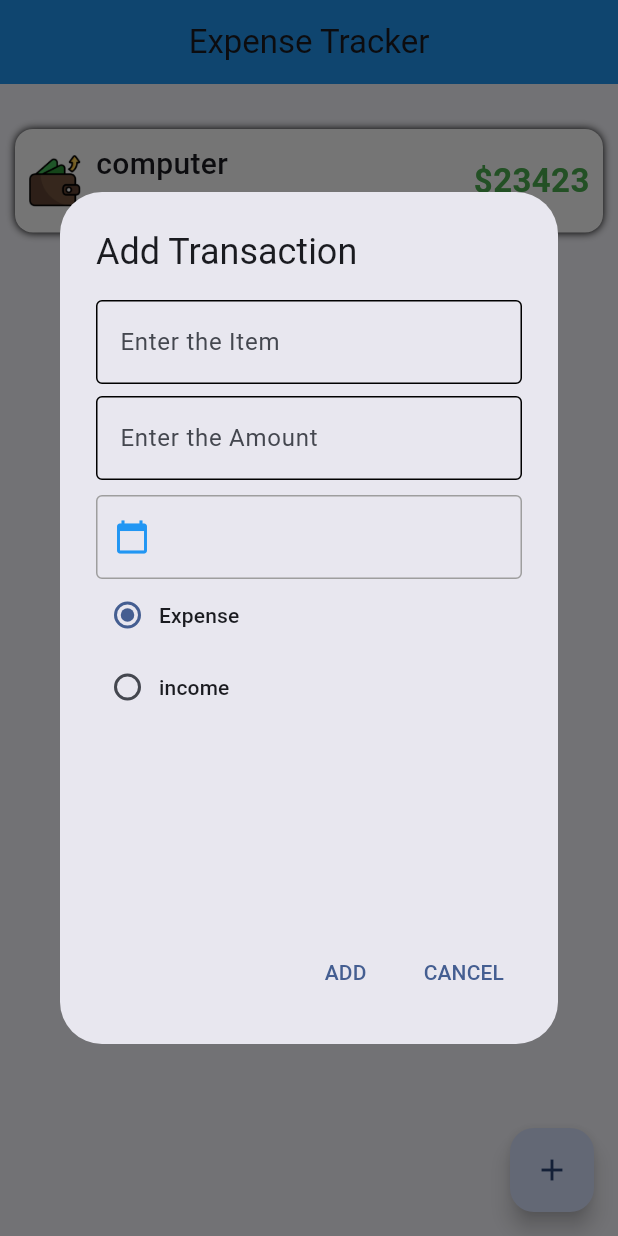
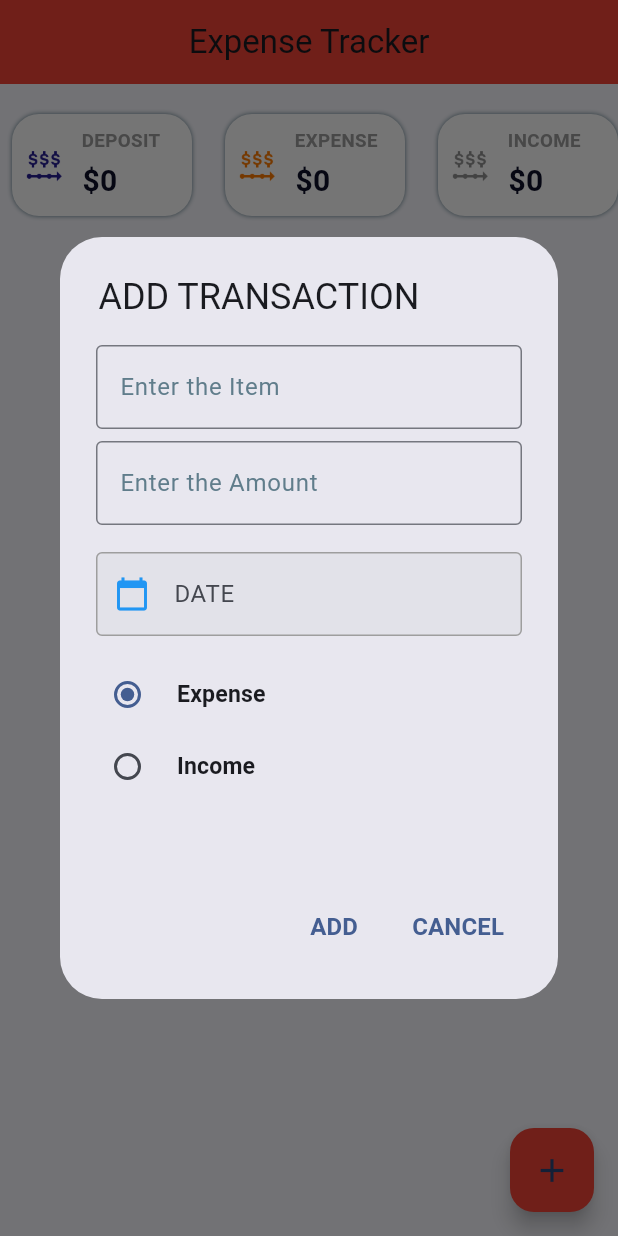
Before and after one commit to Stovakx/expense_tracker, a Flutter app: the screen it shows after launch, after a tap on the "add" icon, on a phone screen of 412 x 824 dp. Run offline on Flutter 3.47's test engine with Material 3 defaults, Android fonts, the phone set to English and light mode, and no system bars.

Commit message:
refactoring
Widgets for add_transaction_dialog, fund_condition, radio_menu_button, images for fund_transaction

```diff
--- a/lib/screens/home_page.dart
+++ b/lib/screens/home_page.dart
@@ -1,7 +1,8 @@
+import 'package:expense_tracker/widgets/add_transaction_dialog.dart';
+import 'package:flutter/material.dart';
 import 'package:expense_tracker/models/expense_model.dart';
+import 'package:expense_tracker/widgets/fund_condition.dart';
 import 'package:expense_tracker/widgets/item.dart';
-import 'package:flutter/material.dart';
-import 'package:intl/intl.dart';
 
 class HomePage extends StatefulWidget {
   const HomePage({Key? key}) : super(key: key);
@@ -10,191 +11,131 @@ class HomePage extends StatefulWidget {
   State<HomePage> createState() => _HomePageState();
 }
 
-//listy bych mohl mít v utils složce
-List<String> options = [
-  "expense",
-  "income",
-];
-
-List items = [
-  ExpenseModel(
-      item: "computer", amount: 23423, date: DateTime.now(), isIncome: true)
-];
-
 class _HomePageState extends State<HomePage> {
-  final itemController = TextEditingController();
-  final amountController = TextEditingController();
-  final dateController = TextEditingController();
-  String currentOption = options[0];
-  DateTime? pickedDate;
-  int deposit = 0;
+  final List<String> options = ["expense", "income"];
+  final List<ExpenseModel> expenses = [];
+  final TextEditingController itemController = TextEditingController();
+  final TextEditingController amountController = TextEditingController();
+  final TextEditingController dateController = TextEditingController();
+  int totalMoney = 0;
   int spentMoney = 0;
   int income = 0;
+  DateTime? pickedDate;
+  String currentOption = "expense";
 
   @override
   Widget build(BuildContext context) {
     return Scaffold(
+      resizeToAvoidBottomInset: false,
+      floatingActionButton: FloatingActionButton(
+        backgroundColor: Colors.red,
+        onPressed: _showAddTransactionDialog,
+        child: const Icon(Icons.add, size: 26),
+      ),
       appBar: AppBar(
         title: const Text("Expense Tracker"),
         centerTitle: true,
-        backgroundColor: Colors.blue,
+        backgroundColor: Colors.red.shade500,
         elevation: 0,
       ),
-      resizeToAvoidBottomInset: false,
-      floatingActionButton: FloatingActionButton(
-        onPressed: () {
-          showDialog(
-              context: context,
-              builder: (context) {
-                return SizedBox(
-                  height: 400,
-                  child: AlertDialog(
-                    title: const Text('Add Transaction'),
-                    actions: [
-                      TextButton(
-                          onPressed: () {
-                             int convertedAmount =
-                                int.parse(amountController.text);
-                            final expenseModel = ExpenseModel(
-                                item: itemController.text,
-                                amount: convertedAmount,
-                                date: pickedDate!,
-                                isIncome: currentOption == "income" ? true : false);
-
-                            items.add(expenseModel);
-                            Navigator.pop(context);
-                            itemController.clear();
-                            amountController.clear();
-                            dateController.clear();
-                            setState(() {});
+      body: Padding(
+        padding: const EdgeInsets.only(top: 20),
+        child: Column(
+          crossAxisAlignment: CrossAxisAlignment.center,
+          children: [
+            Row(
+              mainAxisAlignment: MainAxisAlignment.spaceBetween,
+              children: [
+                _buildFundCondition(type: "DEPOSIT", amount: "$totalMoney", icon: "blue"),
+                _buildFundCondition(type: "EXPENSE", amount: "$spentMoney", icon: "orange"),
+                _buildFundCondition(type: "INCOME", amount: "$income", icon: "grey"),
+              ],
+            ),
+            const SizedBox(height: 14),
+            Expanded(
+              child: ListView.builder(
+                itemCount: expenses.length,
+                itemBuilder: (context, index) {
+                  return GestureDetector(
+                    onTap: () => _showDeleteConfirmationDialog(expenses[index]),
+                    child: Item(
+                      expense: expenses[index],
+                      onDelete: () => _deleteExpense(index),
+                    ),
+                  );
                 },
-                          child: const Text("ADD")),
-                      TextButton(
-                          onPressed: () {
-                            Navigator.pop(context);
-                            itemController.clear();
-                            amountController.clear();
-                            dateController.clear();
-                          },
-                          child: const Text("CANCEL"))
-                    ],
-                    content: SizedBox(
-                      height: 400,
-                      width: 350,
-                      child: Column(
-                        children: [
-                          TextField(
-                            controller: itemController,
-                            decoration: const InputDecoration(
-                              hintText: "Enter the Item",
-                              enabledBorder: OutlineInputBorder(),
-                              focusedBorder: OutlineInputBorder(),
               ),
             ),
-                          const SizedBox(height: 8),
-                          TextField(
-                            controller: amountController,
-                            decoration: const InputDecoration(
-                              hintText: "Enter the Amount",
-                              enabledBorder: OutlineInputBorder(),
-                              focusedBorder: OutlineInputBorder(),
-                            ),
-                          ),
-                          const SizedBox(height: 10),
-                          TextField(
-                            onTap: () async {
-                              pickedDate = await showDatePicker(
-                                  context: context,
-                                  firstDate: DateTime(2000),
-                                  lastDate: DateTime(2100),
-                                  initialDate: DateTime.now());
-                              String convertedDate =
-                                  DateFormat.yMMMMd().format(pickedDate!);
-                              dateController.text = convertedDate;
-                              setState(() {});
-                            },
-                            controller: dateController,
-                            readOnly: true,
-                            decoration: const InputDecoration(
-                                prefixIcon: Icon(Icons.calendar_today),
-                                prefixIconColor: Colors.blue,
-                                enabledBorder: OutlineInputBorder(
-                                    borderSide: BorderSide(color: Colors.grey)),
-                                focusedBorder: OutlineInputBorder(
-                                    borderSide:
-                                        BorderSide(color: Colors.blue))),
-                          ),
-                          RadioMenuButton(
-                              value: options[0],
-                              groupValue: currentOption,
-                              onChanged: (expense) {
-                                currentOption = expense.toString();
-                              },
-                              child: const Text("Expense")),
-                          RadioMenuButton(
-                              value: options[1],
-                              groupValue: currentOption,
-                              onChanged: (income) {
-                                currentOption = income.toString();
-                              },
-                              child: const Text("income"))
           ],
         ),
       ),
+    );
+  }
+
+  void _showAddTransactionDialog() {
+    showDialog(
+      context: context,
+      builder: (context) => AddTransactionDialog(
+        options: options,
+        onAddTransaction: _addTransaction,
       ),
     );
-              });
-        },
-        child: const Icon(Icons.add),
-      ),
-      body: SafeArea(
-          child: Padding(
-        padding: const EdgeInsets.only(top: 14),
-        child: Column(
-          crossAxisAlignment: CrossAxisAlignment.center,
-          children: [
-            const SizedBox(
-              height: 6,
-            ),
-            Expanded(
-                child: ListView.builder(
-              itemCount: items.length,
-              itemBuilder: (context, index) {
-                return GestureDetector(
-                  onTap: () {
+  }
+
+  void _addTransaction(ExpenseModel expense) {
+    expenses.add(expense);
+    if (expense.isIncome) {
+      income += expense.amount;
+      totalMoney += expense.amount;
+    } else {
+      spentMoney += expense.amount;
+      totalMoney -= expense.amount;
+    }
+    setState(() {});
+  }
+
+  void _deleteExpense(int index) {
+    final myExpense = expenses[index];
+    if (myExpense.isIncome) {
+      income -= myExpense.amount;
+      totalMoney -= myExpense.amount;
+    } else {
+      spentMoney -= myExpense.amount;
+      totalMoney += myExpense.amount;
+    }
+    expenses.remove(myExpense);
+    setState(() {});
+  }
+
+  void _showDeleteConfirmationDialog(ExpenseModel expense) {
     showDialog(
       context: context,
-                        builder: (context) {
-                          return AlertDialog(
-                            title: const Text("Confirm to delete item"),
+      builder: (context) => AlertDialog(
+        title: const Text(
+          "Confirm to Delete the Item ?",
+          style: TextStyle(fontSize: 19.0),
+        ),
         actions: [
           TextButton(
+            onPressed: () => Navigator.pop(context),
+            child: const Text("CANCEL", style: TextStyle(fontSize: 16, fontWeight: FontWeight.bold)),
+          ),
+          TextButton(
             onPressed: () {
-                                    items.remove(
-                                      items[index],
-                                    );
-                                    setState(() {});
+              _deleteExpense(expenses.indexOf(expense));
               Navigator.pop(context);
             },
-                                  child: const Text("Delete")),
-                              TextButton(
-                                  onPressed: () {
-                                    Navigator.pop(context);
-                                  }, child: const Text("Cancel"))
+            child: const Text("DELETE", style: TextStyle(fontSize: 16, fontWeight: FontWeight.bold)),
+          ),
         ],
-                          );
-                        });
-                  },
-                  child: Item(
-                    expenseModel: items[index],
-                    imageName: 'expense.png',
       ),
     );
-              },
-            ))
-          ],
-        ),
-      )),
+  }
+
+  Widget _buildFundCondition({required String type, required String amount, required String icon}) {
+    return Padding(
+      padding: const EdgeInsets.only(left: 8),
+      child: FundCondition(type: type, amount: amount, icon: icon),
     );
   }
 }
--- /dev/null
+++ b/lib/widgets/add_transaction_dialog.dart
@@ -0,0 +1,152 @@
+import 'package:flutter/material.dart';
+import 'package:expense_tracker/models/expense_model.dart';
+import 'package:intl/intl.dart';
+
+class AddTransactionDialog extends StatefulWidget {
+  final List<String> options;
+  final Function(ExpenseModel) onAddTransaction;
+
+  const AddTransactionDialog({Key? key, required this.options, required this.onAddTransaction}) : super(key: key);
+
+  @override
+  State<AddTransactionDialog> createState() => _AddTransactionDialogState();
+}
+
+class _AddTransactionDialogState extends State<AddTransactionDialog> {
+  final TextEditingController itemController = TextEditingController();
+  final TextEditingController amountController = TextEditingController();
+  final TextEditingController dateController = TextEditingController();
+  DateTime? pickedDate;
+  late String selectedOption;
+
+  @override
+  void initState() {
+    super.initState();
+    selectedOption = widget.options[0];
+  }
+
+  @override
+  Widget build(BuildContext context) {
+    return AlertDialog(
+      title: const Padding(
+        padding: EdgeInsets.only(left: 1.6),
+        child: Text("ADD TRANSACTION"),
+      ),
+      actions: [
+        TextButton(
+          onPressed: () {
+            final expense = ExpenseModel(
+              item: itemController.text,
+              amount: int.parse(amountController.text),
+              isIncome: selectedOption == "income",
+              date: pickedDate!,
+            );
+            widget.onAddTransaction(expense);
+            itemController.clear();
+            amountController.clear();
+            dateController.clear();
+            Navigator.pop(context);
+          },
+          child: const Text(
+            "ADD",
+            style: TextStyle(fontWeight: FontWeight.bold, fontSize: 16),
+          ),
+        ),
+        TextButton(
+          onPressed: () => Navigator.pop(context),
+          child: const Text(
+            "CANCEL",
+            style: TextStyle(fontWeight: FontWeight.bold, fontSize: 16),
+          ),
+        ),
+      ],
+      content: SizedBox(
+        height: 340,
+        width: 400,
+        child: Column(
+          children: [
+            TextField(
+              controller: itemController,
+              decoration: const InputDecoration(
+                hintText: "Enter the Item",
+                hintStyle: TextStyle(color: Colors.blueGrey),
+                border: OutlineInputBorder(),
+              ),
+            ),
+            const SizedBox(height: 8),
+            TextField(
+              controller: amountController,
+              keyboardType: TextInputType.number,
+              decoration: const InputDecoration(
+                hintText: "Enter the Amount",
+                hintStyle: TextStyle(color: Colors.blueGrey),
+                border: OutlineInputBorder(),
+              ),
+            ),
+            const SizedBox(height: 18),
+            Align(
+              alignment: Alignment.centerLeft,
+              child: TextField(
+                onTap: () async {
+                  pickedDate = await showDatePicker(
+                    context: context,
+                    initialDate: DateTime.now(),
+                    firstDate: DateTime(2000),
+                    lastDate: DateTime(2100),
+                  );
+                  String date = DateFormat.yMMMMd().format(pickedDate!);
+                  dateController.text = date;
+                  setState(() {});
+                },
+                controller: dateController,
+                decoration: const InputDecoration(
+                  labelText: "DATE",
+                  hintStyle: TextStyle(color: Colors.blueGrey),
+                  filled: true,
+                  prefixIcon: Icon(Icons.calendar_today),
+                  prefixIconColor: Colors.blue,
+                  enabledBorder: OutlineInputBorder(borderSide: BorderSide(color: Colors.grey)),
+                  focusedBorder: OutlineInputBorder(borderSide: BorderSide(color: Colors.blue)),
+                ),
+                readOnly: true,
+              ),
+            ),
+            const SizedBox(height: 15),
+            RadioMenuButton(
+              value: widget.options[0],
+              groupValue: selectedOption,
+              onChanged: (value) {
+                setState(() {
+                  selectedOption = value.toString();
+                });
+              },
+              child: const Padding(
+                padding: EdgeInsets.only(left: 12),
+                child: Text(
+                  "Expense",
+                  style: TextStyle(fontWeight: FontWeight.w600, fontSize: 15.4),
+                ),
+              ),
+            ),
+            RadioMenuButton(
+              value: widget.options[1],
+              groupValue: selectedOption,
+              onChanged: (value) {
+                setState(() {
+                  selectedOption = value.toString();
+                });
+              },
+              child: const Padding(
+                padding: EdgeInsets.only(left: 12),
+                child: Text(
+                  "Income",
+                  style: TextStyle(fontWeight: FontWeight.w600, fontSize: 15.4),
+                ),
+              ),
+            ),
+          ],
+        ),
+      ),
+    );
+  }
+}
--- /dev/null
+++ b/lib/widgets/fund_condition.dart
@@ -0,0 +1,69 @@
+import 'package:flutter/material.dart';
+
+class FundCondition extends StatelessWidget {
+  final String type;
+  final String amount;
+  final String icon;
+
+  const FundCondition({
+    Key? key,
+    required this.type,
+    required this.amount,
+    required this.icon,
+  }) : super(key: key);
+
+  @override
+  Widget build(BuildContext context) {
+    return Container(
+      width: 120,
+      padding: const EdgeInsets.all(9),
+      decoration: const BoxDecoration(
+        boxShadow: [
+          BoxShadow(
+            blurRadius: 2.4,
+            color: Colors.blueGrey,
+          ),
+        ],
+        color: Colors.white,
+        borderRadius: BorderRadius.all(
+          Radius.circular(18),
+        ),
+      ),
+      child: Row(
+        children: [
+          SizedBox(
+            height: 25,
+            width: 25,
+            child: Image.asset("images/$icon.png"),
+          ),
+          const SizedBox(width: 12.4),
+          Column(
+            crossAxisAlignment: CrossAxisAlignment.start,
+            children: [
+              Text(
+                type,
+                style: const TextStyle(
+                  color: Colors.grey,
+                  fontWeight: FontWeight.bold,
+                  fontSize: 12.5,
+                ),
+              ),
+              const SizedBox(height: 3),
+              Padding(
+                padding: const EdgeInsets.only(left: 0.4),
+                child: Text(
+                  "\$$amount",
+                  style: const TextStyle(
+                    fontSize: 20,
+                    fontWeight: FontWeight.bold,
+                    color: Color.fromARGB(255, 14, 16, 41),
+                  ),
+                ),
+              ),
+            ],
+          ),
+        ],
+      ),
+    );
+  }
+}
--- a/lib/widgets/item.dart
+++ b/lib/widgets/item.dart
@@ -1,57 +1,80 @@
+// ignore_for_file: public_member_api_docs, sort_constructors_first
 import 'package:expense_tracker/models/expense_model.dart';
 import 'package:flutter/material.dart';
 import 'package:intl/intl.dart';
 
+
 class Item extends StatelessWidget {
-  final ExpenseModel expenseModel;
+  final ExpenseModel expense;
+  final VoidCallback onDelete;
+
   const Item({
-    Key? key, required this.imageName, required this.expenseModel,
+    Key? key,
+    required this.expense,
+    required this.onDelete,
   }) : super(key: key);
-  final String imageName;
 
   @override
   Widget build(BuildContext context) {
     return Padding(
-      padding: const EdgeInsets.all(10.0),
+      padding: const EdgeInsets.only(
+        top: 9,
+        bottom: 7,
+        left: 12,
+        right: 11,
+      ),
       child: Container(
-        padding: const EdgeInsets.all(9),
+        padding: const EdgeInsets.all(14),
         decoration: const BoxDecoration(
+          boxShadow: [
+            BoxShadow(blurRadius: 0.4),
+          ],
+          borderRadius: BorderRadius.all(
+            Radius.circular(11.5),
+          ),
           color: Colors.white,
-            boxShadow: [BoxShadow(blurRadius: 4.0)],
-            borderRadius: BorderRadius.all(Radius.circular(12))),
-        child: Row(children: [
+        ),
+        child: Row(
+          children: [
             SizedBox(
               height: 35,
               width: 35,
-            child: Image.asset(
-              "images/$imageName",
-              height: 40,
+              child: expense.isIncome
+                  ? Image.asset("images/income.png")
+                  : Image.asset("images/expense.png"),
             ),
-          ),
-          const SizedBox(
-            width: 10,
-          ),
+            const SizedBox(width: 17),
             Column(
               crossAxisAlignment: CrossAxisAlignment.start,
               children: [
                 Text(
-                expenseModel.item.toString(),
-                style: const TextStyle(fontSize: 20, fontWeight: FontWeight.w500),
+                  expense.item,
+                  style: const TextStyle(
+                    fontSize: 19,
+                    fontWeight: FontWeight.w500,
                   ),
-              const SizedBox(height: 2),
+                ),
+                const SizedBox(height: 3),
                 Text(
-                DateFormat.yMMMMd().format(expenseModel.date),
-                style: const TextStyle(color: Colors.blueGrey),
-              )
+                  DateFormat.yMMMMd().format(expense.date),
+                  style: const TextStyle(
+                    fontSize: 14.7,
+                    color: Colors.grey,
+                  ),
+                ),
               ],
             ),
             const Spacer(),
             Text(
-            "\$${expenseModel.amount}",
+              "\$${expense.amount}",
               style: TextStyle(
-                fontSize: 22, color:expenseModel.isIncome ? Colors.green: Colors.red, fontWeight: FontWeight.bold),
-          )
-        ]),
+                fontSize: 20.5,
+                color: expense.isIncome ? Colors.green : Colors.red,
+                fontWeight: FontWeight.w600,
+              ),
+            ),
+          ],
+        ),
       ),
     );
   }
--- /dev/null
+++ b/lib/widgets/radio_menu_button.dart
@@ -0,0 +1,27 @@
+import 'package:flutter/material.dart';
+
+class RadioMenuButton extends StatelessWidget {
+  final dynamic value;
+  final dynamic groupValue;
+  final void Function(dynamic)? onChanged;
+  final Widget child;
+  final ButtonStyle? style;
+
+  const RadioMenuButton({
+    Key? key,
+    required this.value,
+    required this.groupValue,
+    required this.child,
+    this.onChanged,
+    this.style,
+  }) : super(key: key);
+
+  @override
+  Widget build(BuildContext context) {
+    return Radio(
+      value: value,
+      groupValue: groupValue,
+      onChanged: onChanged == null ? null : (dynamic newValue) => onChanged!(newValue),
+    );
+  }
+}
```
Also changed, not shown: images/blue.png (added), images/grey.png (added), images/orange.png (added). Lines whose indentation alone changed are shown as unchanged.
